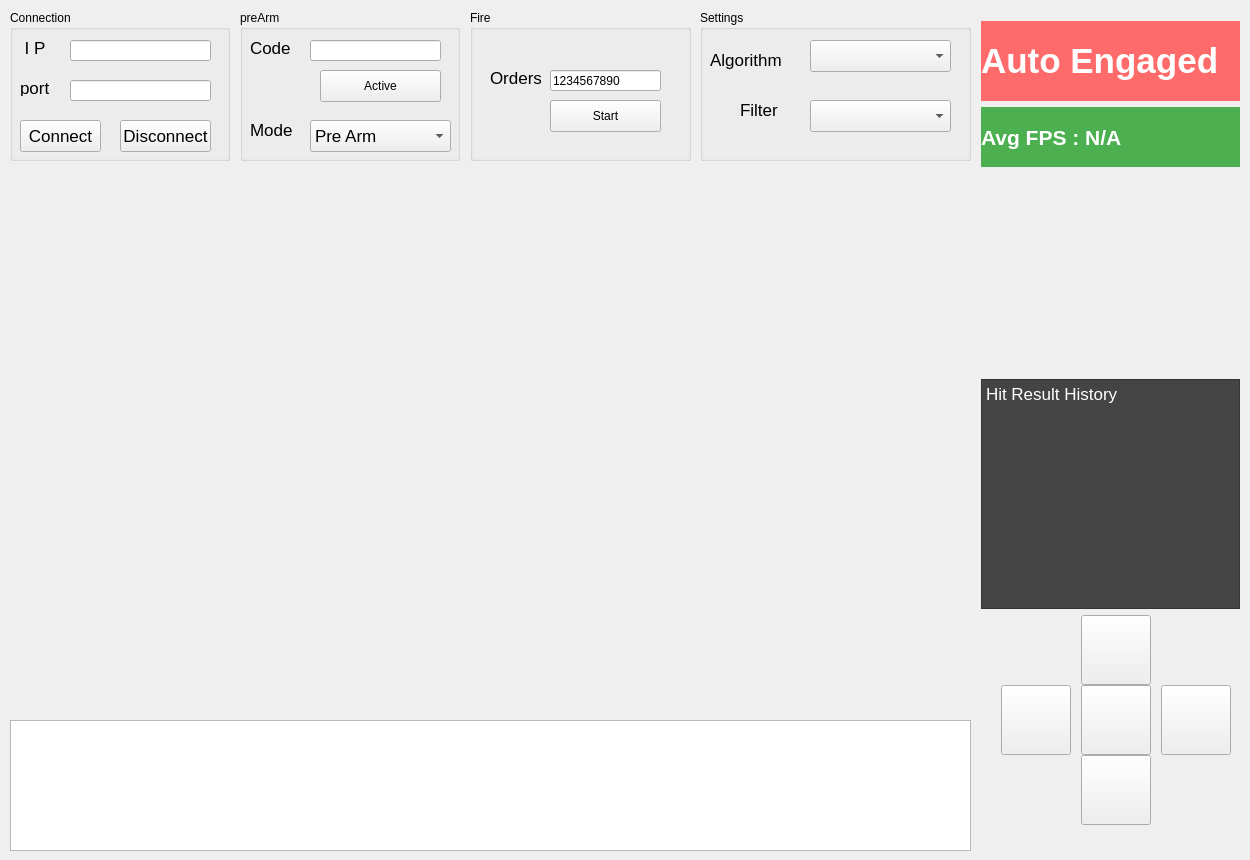
First picture: the form in LGClientDisplayPyQT/new_remote.ui, repository nariyoon/devDreamers, before the edit.
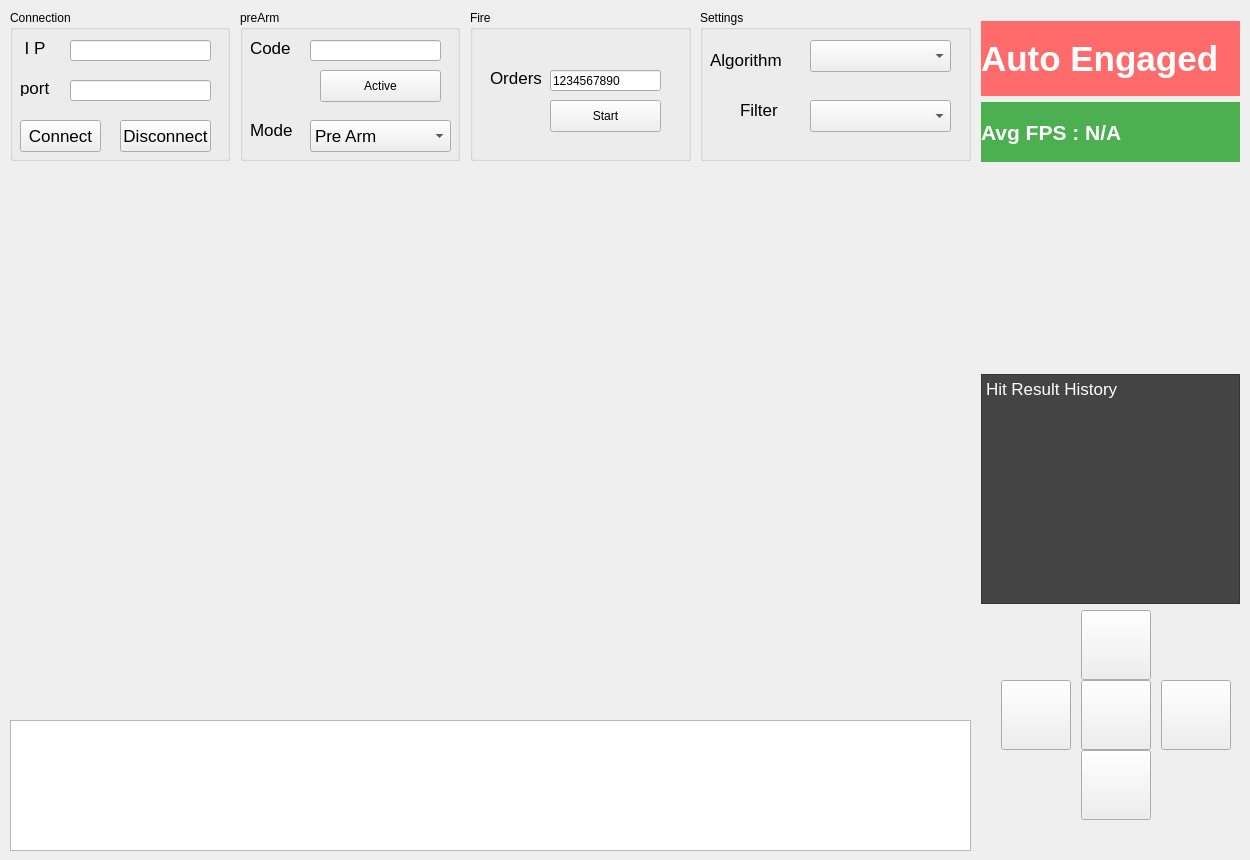
Second picture: the form after the edit. Icons and pictures are not drawn.

Commit message: [UI] update layout margin

Patch:
```diff
--- a/LGClientDisplayPyQT/new_remote.ui
+++ b/LGClientDisplayPyQT/new_remote.ui
@@ -407,7 +407,7 @@
        <property name="maximumSize">
         <size>
          <width>16777215</width>
-         <height>80</height>
+         <height>75</height>
         </size>
        </property>
        <property name="font">
```
